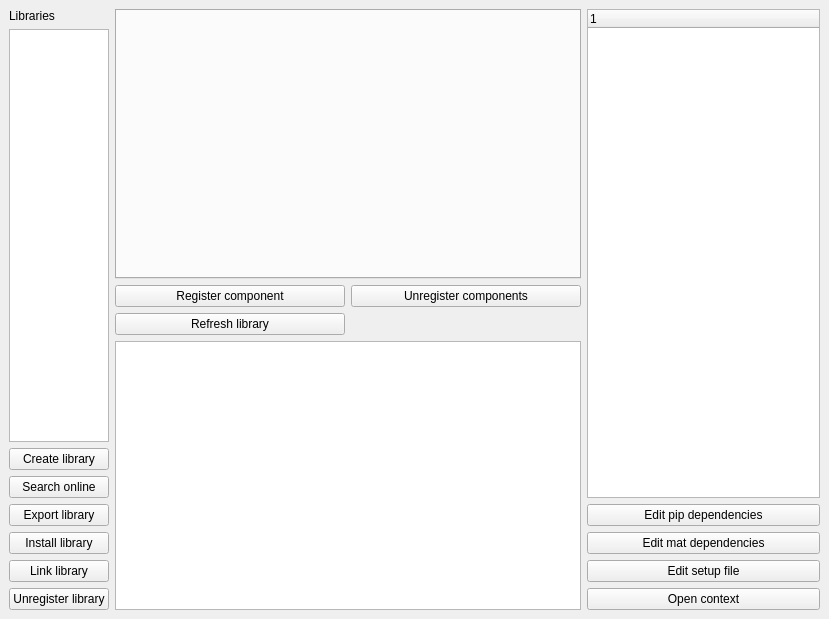
Qt form ui/plugin_manager.ui (labust/csbenchlab) before a commit.
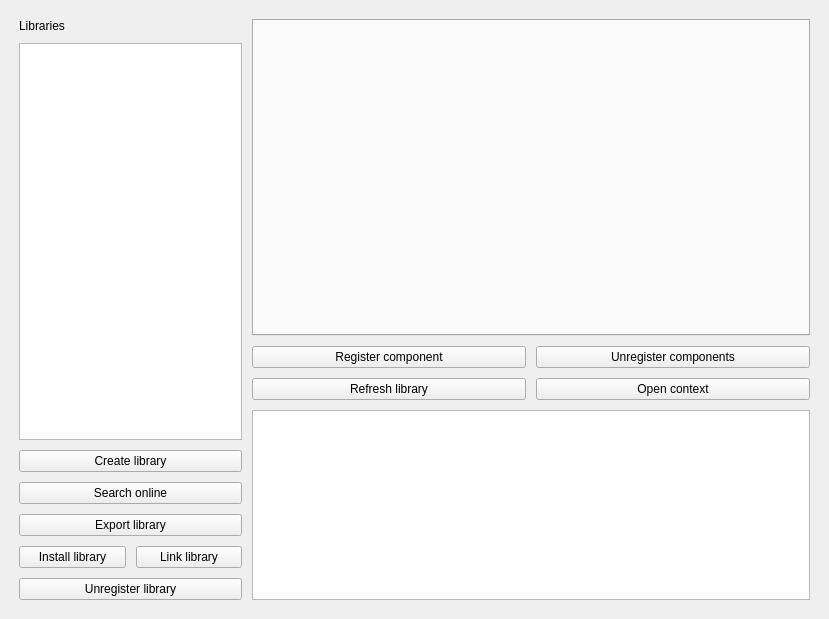
The same form after that commit.

```diff
--- a/ui/plugin_manager.ui
+++ b/ui/plugin_manager.ui
@@ -16,7 +16,22 @@
   <widget class="QWidget" name="centralwidget">
    <layout class="QHBoxLayout" name="horizontalLayout_2">
     <item>
-     <layout class="QHBoxLayout" name="horizontalLayout" stretch="2,10,5">
+     <layout class="QHBoxLayout" name="horizontalLayout" stretch="4,10">
+      <property name="spacing">
+       <number>10</number>
+      </property>
+      <property name="leftMargin">
+       <number>10</number>
+      </property>
+      <property name="topMargin">
+       <number>10</number>
+      </property>
+      <property name="rightMargin">
+       <number>10</number>
+      </property>
+      <property name="bottomMargin">
+       <number>10</number>
+      </property>
       <item>
        <layout class="QVBoxLayout" name="verticalLayout">
         <item>
@@ -27,26 +42,20 @@
          </widget>
         </item>
         <item>
-         <widget class="QListWidget" name="libraryListWidget"/>
+         <widget class="QListWidget" name="libraryListWidget">
+          <property name="cursor" stdset="0">
+           <cursorShape>ArrowCursor</cursorShape>
+          </property>
+          <property name="focusPolicy">
+           <enum>Qt::FocusPolicy::NoFocus</enum>
+          </property>
+         </widget>
         </item>
         <item>
          <layout class="QHBoxLayout" name="horizontalLayout_4">
           <property name="topMargin">
            <number>0</number>
           </property>
-          <item>
-           <spacer name="horizontalSpacer">
-            <property name="orientation">
-             <enum>Qt::Horizontal</enum>
-            </property>
-            <property name="sizeHint" stdset="0">
-             <size>
-              <width>40</width>
-              <height>20</height>
-             </size>
-            </property>
-           </spacer>
-          </item>
           <item>
            <layout class="QVBoxLayout" name="verticalLayout_4">
             <property name="rightMargin">
@@ -74,18 +83,31 @@
              </widget>
             </item>
             <item>
-             <widget class="QPushButton" name="installLibraryBtn">
-              <property name="text">
-               <string>Install library</string>
+             <layout class="QHBoxLayout" name="horizontalLayout_3">
+              <property name="topMargin">
+               <number>0</number>
               </property>
-             </widget>
-            </item>
-            <item>
-             <widget class="QPushButton" name="linkLibraryBtn">
-              <property name="text">
-               <string>Link library</string>
-              </property>
-             </widget>
+              <item>
+               <widget class="QPushButton" name="installLibraryBtn">
+                <property name="cursor">
+                 <cursorShape>PointingHandCursor</cursorShape>
+                </property>
+                <property name="text">
+                 <string>Install library</string>
+                </property>
+               </widget>
+              </item>
+              <item>
+               <widget class="QPushButton" name="linkLibraryBtn">
+                <property name="cursor">
+                 <cursorShape>PointingHandCursor</cursorShape>
+                </property>
+                <property name="text">
+                 <string>Link library</string>
+                </property>
+               </widget>
+              </item>
+             </layout>
             </item>
             <item>
              <widget class="QPushButton" name="unregisterLibraryBtn">
@@ -96,25 +118,12 @@
             </item>
            </layout>
           </item>
-          <item>
-           <spacer name="horizontalSpacer_2">
-            <property name="orientation">
-             <enum>Qt::Horizontal</enum>
-            </property>
-            <property name="sizeHint" stdset="0">
-             <size>
-              <width>40</width>
-              <height>20</height>
-             </size>
-            </property>
-           </spacer>
-          </item>
          </layout>
         </item>
        </layout>
       </item>
       <item>
-       <layout class="QVBoxLayout" name="verticalLayout_3">
+       <layout class="QVBoxLayout" name="verticalLayout_3" stretch="10,2,6">
         <property name="rightMargin">
          <number>0</number>
         </property>
@@ -151,54 +160,7 @@
             </property>
            </widget>
           </item>
-         </layout>
-        </item>
-        <item>
-         <widget class="QTextEdit" name="logTxt"/>
-        </item>
-       </layout>
-      </item>
-      <item>
-       <layout class="QVBoxLayout" name="verticalLayout_2">
-        <property name="rightMargin">
-         <number>0</number>
-        </property>
-        <item>
-         <widget class="QTreeWidget" name="contextTreeWidget">
-          <column>
-           <property name="text">
-            <string notr="true">1</string>
-           </property>
-          </column>
-         </widget>
-        </item>
-        <item>
-         <layout class="QVBoxLayout" name="verticalLayout_7">
-          <property name="topMargin">
-           <number>0</number>
-          </property>
-          <item>
-           <widget class="QPushButton" name="editPipDependenciesBtn">
-            <property name="text">
-             <string>Edit pip dependencies</string>
-            </property>
-           </widget>
-          </item>
-          <item>
-           <widget class="QPushButton" name="editMatDependenciesBtn">
-            <property name="text">
-             <string>Edit mat dependencies</string>
-            </property>
-           </widget>
-          </item>
-          <item>
-           <widget class="QPushButton" name="editSetupFileBtn">
-            <property name="text">
-             <string>Edit setup file</string>
-            </property>
-           </widget>
-          </item>
-          <item>
+          <item row="1" column="1">
            <widget class="QPushButton" name="openContextBtn">
             <property name="text">
              <string>Open context</string>
@@ -207,6 +169,16 @@
           </item>
          </layout>
         </item>
+        <item>
+         <widget class="QTextEdit" name="logTxt">
+          <property name="focusPolicy">
+           <enum>Qt::FocusPolicy::NoFocus</enum>
+          </property>
+          <property name="readOnly">
+           <bool>true</bool>
+          </property>
+         </widget>
+        </item>
        </layout>
       </item>
      </layout>
```
Left out of the diff: 24 changed lines with no effect on the pictures.
